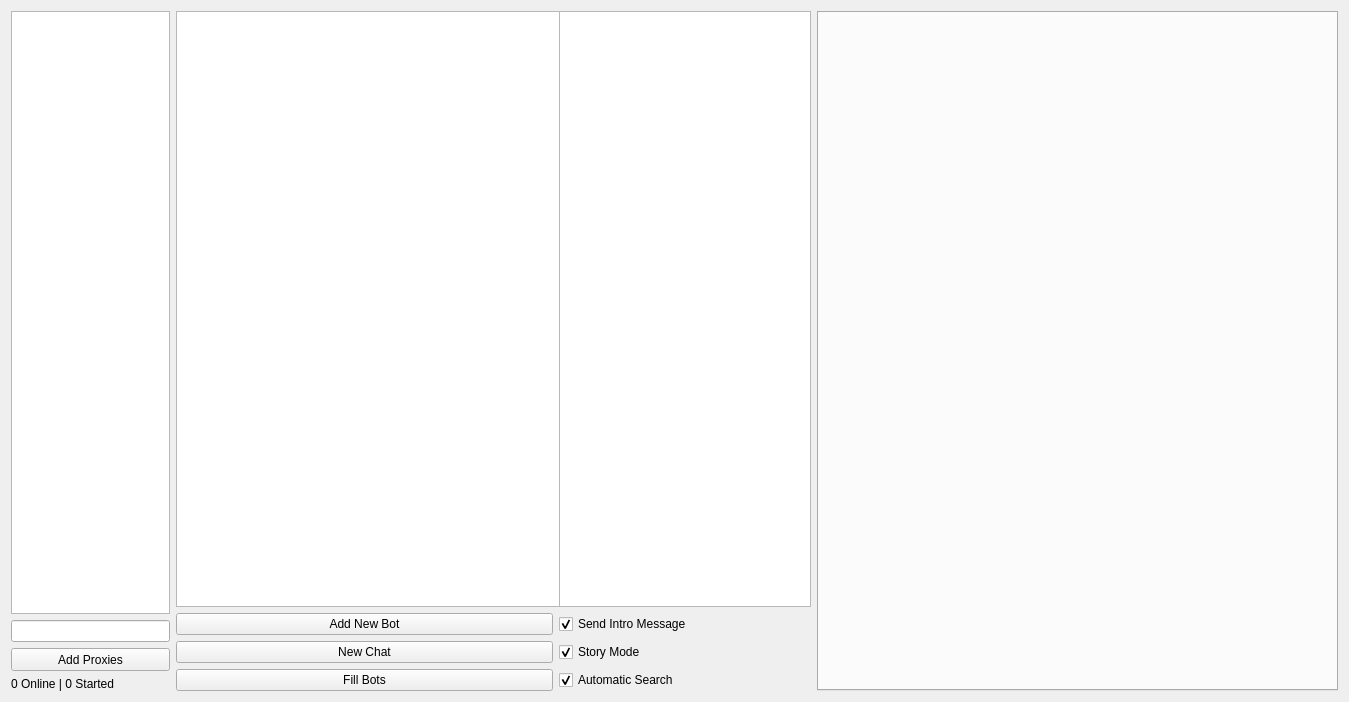
This is QT_Test/qt_test.ui in grasmanek94/PACB-PROJECT-ChatBot-QT-V3 as Qt 5 draws it before an edit. The edited form follows.
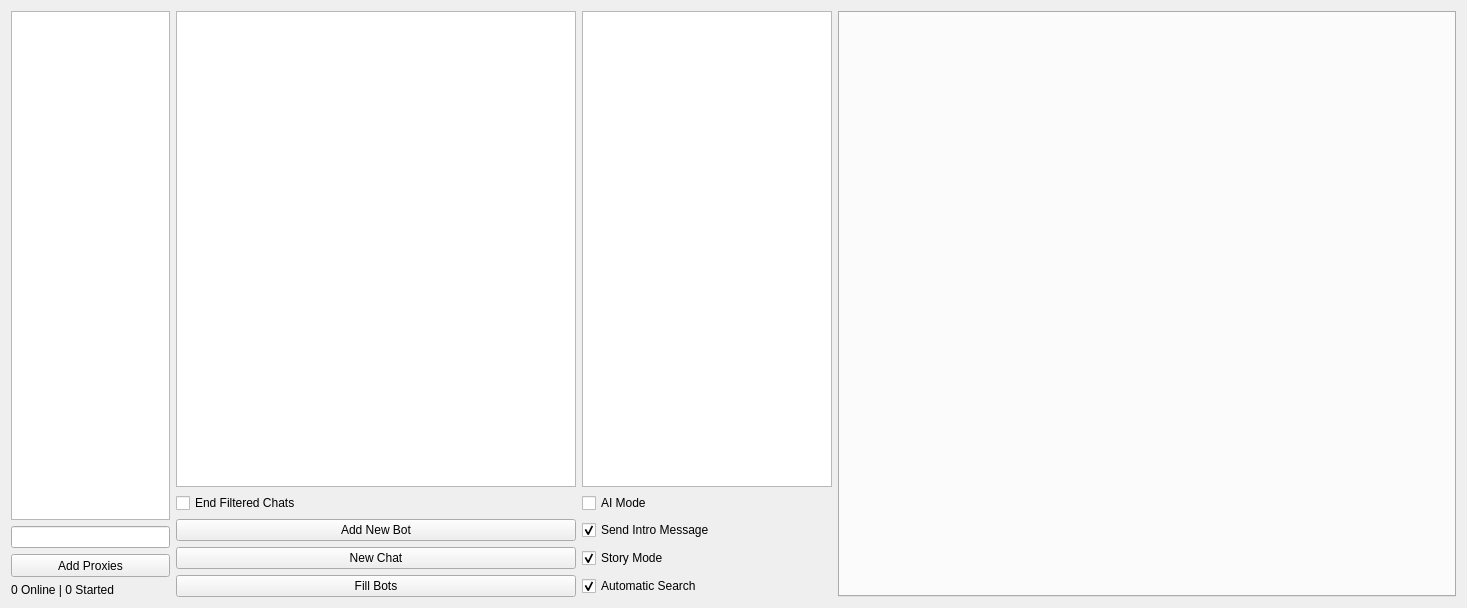
This is the edited form. Icons and pictures are not drawn.

Commit message: combine AI and story #progress

```diff
--- a/QT_Test/qt_test.ui
+++ b/QT_Test/qt_test.ui
@@ -6,14 +6,14 @@
    <rect>
     <x>0</x>
     <y>0</y>
-    <width>1349</width>
-    <height>702</height>
+    <width>1467</width>
+    <height>608</height>
    </rect>
   </property>
   <property name="minimumSize">
    <size>
-    <width>1113</width>
-    <height>477</height>
+    <width>1215</width>
+    <height>400</height>
    </size>
   </property>
   <property name="windowTitle">
@@ -105,22 +105,27 @@
      </layout>
     </item>
     <item>
-     <layout class="QGridLayout" name="botListContainerGrid">
+     <layout class="QGridLayout" name="botListContainerGrid" columnminimumwidth="250,250">
       <property name="sizeConstraint">
-       <enum>QLayout::SetMinimumSize</enum>
+       <enum>QLayout::SetDefaultConstraint</enum>
       </property>
-      <item row="1" column="1">
-       <widget class="QCheckBox" name="autoSendIntroductionMessage">
-        <property name="text">
-         <string>Send Intro Message</string>
-        </property>
-        <property name="checked">
-         <bool>true</bool>
-        </property>
-       </widget>
-      </item>
+      <property name="topMargin">
+       <number>0</number>
+      </property>
+      <property name="bottomMargin">
+       <number>0</number>
+      </property>
+      <property name="horizontalSpacing">
+       <number>6</number>
+      </property>
       <item row="0" column="0">
        <widget class="QListWidget" name="chatBoxPeers">
+        <property name="sizePolicy">
+         <sizepolicy hsizetype="Expanding" vsizetype="Expanding">
+          <horstretch>0</horstretch>
+          <verstretch>0</verstretch>
+         </sizepolicy>
+        </property>
         <property name="minimumSize">
          <size>
           <width>400</width>
@@ -144,13 +149,13 @@
        <widget class="QListWidget" name="preparedTextsBox">
         <property name="minimumSize">
          <size>
-          <width>252</width>
-          <height>0</height>
+          <width>250</width>
+          <height>250</height>
          </size>
         </property>
         <property name="maximumSize">
          <size>
-          <width>252</width>
+          <width>250</width>
           <height>16777215</height>
          </size>
         </property>
@@ -161,8 +166,36 @@
         </property>
        </widget>
       </item>
-      <item row="2" column="0">
+      <item row="2" column="1">
+       <widget class="QCheckBox" name="autoSendIntroductionMessage">
+        <property name="minimumSize">
+         <size>
+          <width>250</width>
+          <height>0</height>
+         </size>
+        </property>
+        <property name="maximumSize">
+         <size>
+          <width>250</width>
+          <height>16777215</height>
+         </size>
+        </property>
+        <property name="text">
+         <string>Send Intro Message</string>
+        </property>
+        <property name="checked">
+         <bool>true</bool>
+        </property>
+       </widget>
+      </item>
+      <item row="3" column="0">
        <widget class="QPushButton" name="chatManagerRequestNewChat">
+        <property name="minimumSize">
+         <size>
+          <width>250</width>
+          <height>0</height>
+         </size>
+        </property>
         <property name="maximumSize">
          <size>
           <width>500</width>
@@ -174,21 +207,11 @@
         </property>
        </widget>
       </item>
-      <item row="2" column="1">
-       <widget class="QCheckBox" name="autoSenderState">
-        <property name="text">
-         <string>Story Mode</string>
-        </property>
-        <property name="checked">
-         <bool>true</bool>
-        </property>
-       </widget>
-      </item>
-      <item row="1" column="0">
+      <item row="2" column="0">
        <widget class="QPushButton" name="chatManagerAddBot">
         <property name="minimumSize">
          <size>
-          <width>0</width>
+          <width>250</width>
           <height>0</height>
          </size>
         </property>
@@ -203,11 +226,17 @@
         </property>
        </widget>
       </item>
-      <item row="3" column="1">
+      <item row="4" column="1">
        <widget class="QCheckBox" name="autoSearchCheckBox">
+        <property name="minimumSize">
+         <size>
+          <width>250</width>
+          <height>0</height>
+         </size>
+        </property>
         <property name="maximumSize">
          <size>
-          <width>500</width>
+          <width>250</width>
           <height>16777215</height>
          </size>
         </property>
@@ -219,13 +248,88 @@
         </property>
        </widget>
       </item>
-      <item row="3" column="0">
+      <item row="4" column="0">
        <widget class="QPushButton" name="chatManagerFillBots">
+        <property name="minimumSize">
+         <size>
+          <width>250</width>
+          <height>0</height>
+         </size>
+        </property>
+        <property name="maximumSize">
+         <size>
+          <width>500</width>
+          <height>16777215</height>
+         </size>
+        </property>
         <property name="text">
          <string>Fill Bots</string>
         </property>
        </widget>
       </item>
+      <item row="3" column="1">
+       <widget class="QCheckBox" name="autoSenderState">
+        <property name="minimumSize">
+         <size>
+          <width>250</width>
+          <height>0</height>
+         </size>
+        </property>
+        <property name="maximumSize">
+         <size>
+          <width>250</width>
+          <height>16777215</height>
+         </size>
+        </property>
+        <property name="text">
+         <string>Story Mode</string>
+        </property>
+        <property name="checked">
+         <bool>true</bool>
+        </property>
+       </widget>
+      </item>
+      <item row="1" column="1">
+       <widget class="QCheckBox" name="autoAIModeCheckBox">
+        <property name="minimumSize">
+         <size>
+          <width>250</width>
+          <height>0</height>
+         </size>
+        </property>
+        <property name="maximumSize">
+         <size>
+          <width>250</width>
+          <height>16777215</height>
+         </size>
+        </property>
+        <property name="text">
+         <string>AI Mode</string>
+        </property>
+       </widget>
+      </item>
+      <item row="1" column="0">
+       <widget class="QCheckBox" name="endFilteredChatsState">
+        <property name="minimumSize">
+         <size>
+          <width>250</width>
+          <height>0</height>
+         </size>
+        </property>
+        <property name="maximumSize">
+         <size>
+          <width>500</width>
+          <height>16777215</height>
+         </size>
+        </property>
+        <property name="text">
+         <string>End Filtered Chats</string>
+        </property>
+        <property name="tristate">
+         <bool>true</bool>
+        </property>
+       </widget>
+      </item>
      </layout>
     </item>
     <item>
```
The commit also changes 9 other files.
